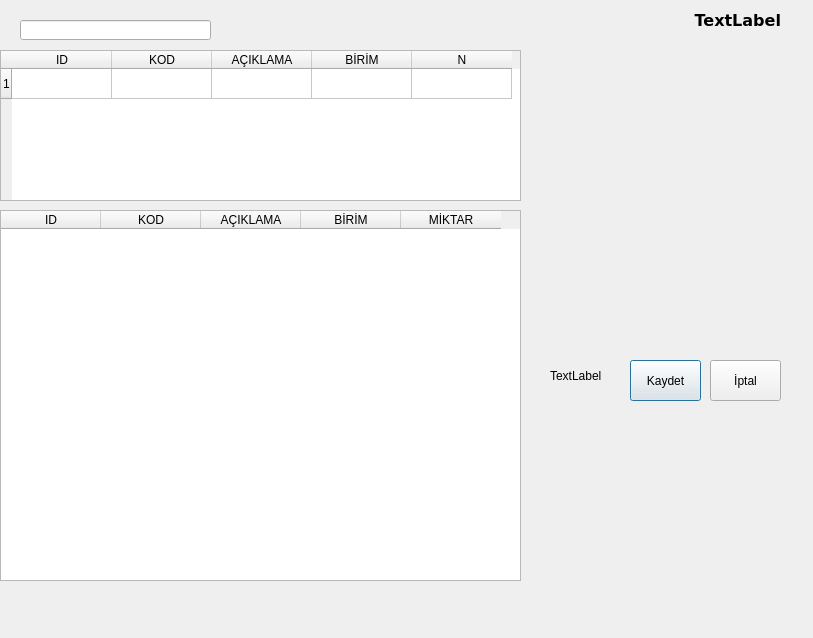
The window that recete2.ui (nerdogan/nenra) describes before a commit, drawn with Qt 5.
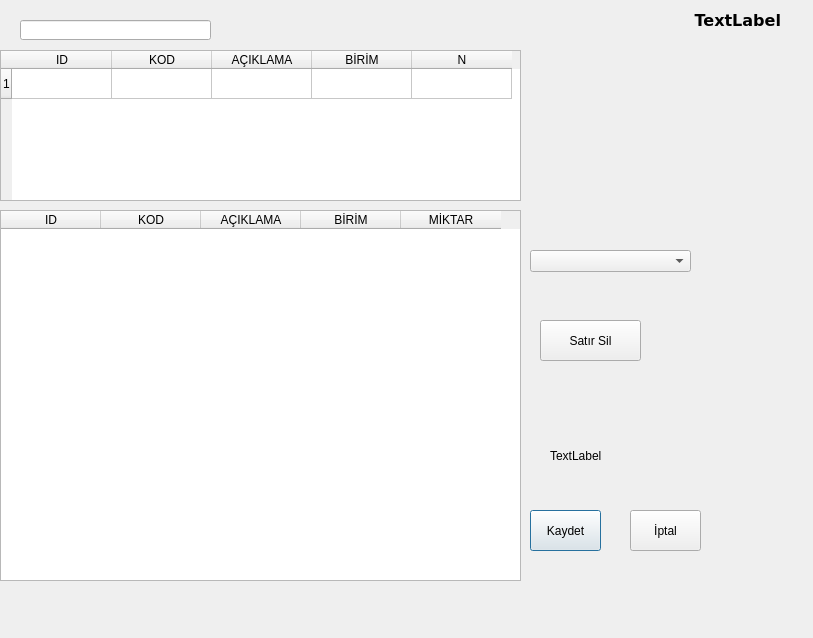
The same window after the commit. Icons and pictures are not drawn.

The edit to the form file:
```diff
--- a/recete2.ui
+++ b/recete2.ui
@@ -144,8 +144,8 @@
   <widget class="QPushButton" name="pushButton">
    <property name="geometry">
     <rect>
-     <x>630</x>
-     <y>360</y>
+     <x>530</x>
+     <y>510</y>
      <width>71</width>
      <height>41</height>
     </rect>
@@ -157,8 +157,8 @@
   <widget class="QPushButton" name="pushButton_2">
    <property name="geometry">
     <rect>
-     <x>710</x>
-     <y>360</y>
+     <x>630</x>
+     <y>510</y>
      <width>71</width>
      <height>41</height>
     </rect>
@@ -171,7 +171,7 @@
    <property name="geometry">
     <rect>
      <x>550</x>
-     <y>360</y>
+     <y>440</y>
      <width>71</width>
      <height>31</height>
     </rect>
@@ -180,6 +180,35 @@
     <string>TextLabel</string>
    </property>
   </widget>
+  <widget class="QPushButton" name="pushButton_3">
+   <property name="geometry">
+    <rect>
+     <x>540</x>
+     <y>320</y>
+     <width>101</width>
+     <height>41</height>
+    </rect>
+   </property>
+   <property name="autoFillBackground">
+    <bool>false</bool>
+   </property>
+   <property name="styleSheet">
+    <string notr="true">background =rgb(255, 16, 60)</string>
+   </property>
+   <property name="text">
+    <string>Satır Sil</string>
+   </property>
+  </widget>
+  <widget class="QComboBox" name="comboBox">
+   <property name="geometry">
+    <rect>
+     <x>530</x>
+     <y>250</y>
+     <width>161</width>
+     <height>22</height>
+    </rect>
+   </property>
+  </widget>
  </widget>
  <resources/>
  <connections>
```
